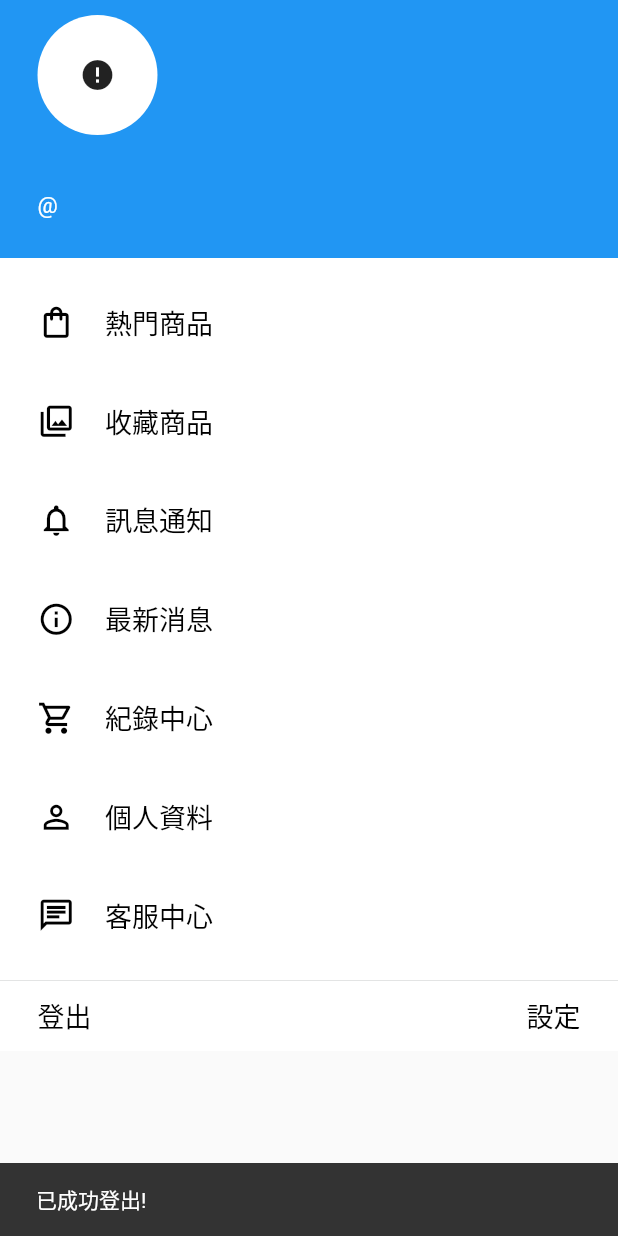
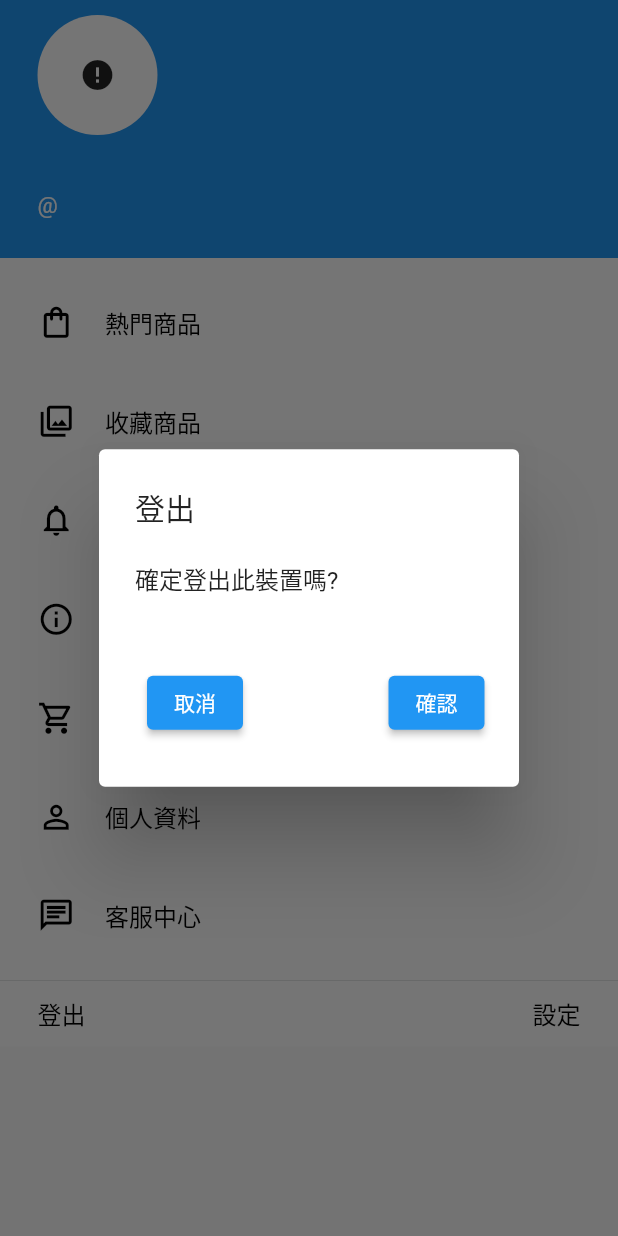
Before and after one commit to CPMoviePHil/e_shopping, a Flutter app: the LeftList widget shown alone on an empty page, opened directly, after a tap on "登出", on a phone screen of 412 x 824 dp. Run offline on Flutter 3.47's test engine with Material 2 defaults, Android fonts, the phone set to English and light mode, and no system bars; drawn by our look-alikes of cached_network_image; our stand-ins replace carousel_slider, firebase_core, firebase_messaging, flutter_local_notifications, logger, shared_preferences; accounts and stored records are empty; network calls fail.

Commit message:
左邊列表調整+登出機制確認

```diff
--- a/lib/providers/config_notifier.dart
+++ b/lib/providers/config_notifier.dart
@@ -40,6 +40,9 @@ class ConfigNotifier with ChangeNotifier {
       if (prefs.getString(key: "profile") != null) {
         process = await prefs.removeKey(key: "profile");
       }
+      if (prefs.getBool(key: "login") != null) {
+        prefs.setBool(key: "login", value: false,);
+      }
       currentUser = null;
       notifyListeners();
     }
--- a/lib/providers/loading_notifier.dart
+++ b/lib/providers/loading_notifier.dart
@@ -19,8 +19,8 @@ class LoadingNotifier with ChangeNotifier {
       currentStatus = LoadingStatus.success;
       if (prefs.getBool(key: 'login',)) {
         isLogin = true;
-        notifyListeners();
       }
+      notifyListeners();
     }
   }
 }
--- a/lib/screens/left_list.dart
+++ b/lib/screens/left_list.dart
@@ -1,6 +1,7 @@
 import 'package:e_shopping/configs/constants.dart';
 import 'package:e_shopping/providers/config_notifier.dart';
 import 'package:e_shopping/utils/app_libs.dart';
+import 'package:e_shopping/utils/widgets_helper.dart';
 import 'package:flutter/cupertino.dart';
 import 'package:flutter/material.dart';
 import 'package:provider/provider.dart';
@@ -140,6 +141,12 @@ class LeftList extends StatelessWidget {
               children: [
                 GestureDetector(
                   onTap: () async {
+                    bool choiceResult = await WidgetsHelper.choiceDialog(
+                      context: context,
+                      dialogTitle: "登出",
+                      dialogMsg: "確定登出此裝置嗎?",
+                    );
+                    if (choiceResult) {
                       ScaffoldMessenger.of(context).showSnackBar(const SnackBar(content: Text("登出中.."),));
                       bool logout = await context.read<ConfigNotifier>().logout();
                       ScaffoldMessenger.of(context)
@@ -149,6 +156,7 @@ class LeftList extends StatelessWidget {
                             content: Text( logout? "已成功登出!" : "登出失敗",),
                           ),
                         );
+                    }
                   },
                   child: AppLibScreen.appText(
                     text: "登出",
--- a/lib/utils/app_libs.dart
+++ b/lib/utils/app_libs.dart
@@ -57,7 +57,7 @@ class AppLibScreen {
         break;
       case "medium":
       default :
-        fontSize = 18;
+        fontSize = 16;
         break;
     }
     return Text(
@@ -74,6 +74,14 @@ class AppLibScreen {
   }) {
     return CachedNetworkImage(
       imageUrl: imageOnePath,
+      imageBuilder: (context, imageProvider) => Container(
+        decoration: BoxDecoration(
+          image: DecorationImage(
+            image: imageProvider,
+            fit: BoxFit.cover,
+          ),
+        ),
+      ),
       placeholder: (context, url) => CircularProgressIndicator(),
       errorWidget: (context, url, error) => Icon(Icons.error),
     );
--- /dev/null
+++ b/lib/utils/widgets_helper.dart
@@ -0,0 +1,37 @@
+import 'package:flutter/material.dart';
+
+class WidgetsHelper {
+  static Future<bool> choiceDialog ({
+    @required BuildContext context,
+    @required String dialogTitle,
+    @required String dialogMsg,
+  }) async {
+    return showDialog(
+      context: context,
+      builder: (context) {
+        return AlertDialog(
+          title: Text(dialogTitle),
+          content: Text(dialogMsg),
+          actions: [
+            Container(
+              padding: const EdgeInsets.fromLTRB(24.0, 15.0, 15.0, 24.0),
+              child: Row(
+                mainAxisAlignment: MainAxisAlignment.spaceBetween,
+                children: [
+                  ElevatedButton(
+                    onPressed: () => Navigator.of(context).pop(false),
+                    child: Text("取消"),
+                  ),
+                  ElevatedButton(
+                    onPressed: () => Navigator.of(context).pop(true),
+                    child: Text("確認"),
+                  ),
+                ],
+              ),
+            ),
+          ],
+        );
+      },
+    );
+  }
+}
```
Also changed, not shown: lib/main.dart (+2 -9 lines). Lines whose indentation alone changed are shown as unchanged.
